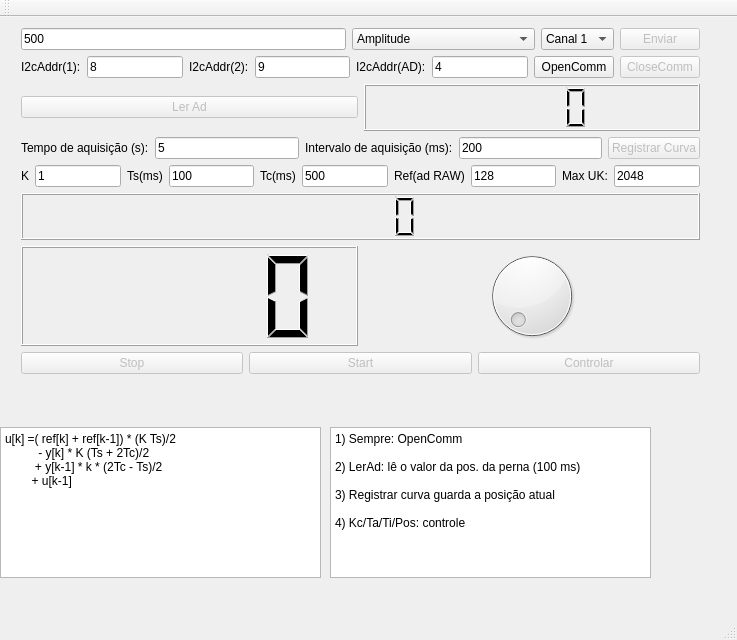
Qt form controlador_qt/src/mainwindow.ui (xtarke/estimulator) before a commit.
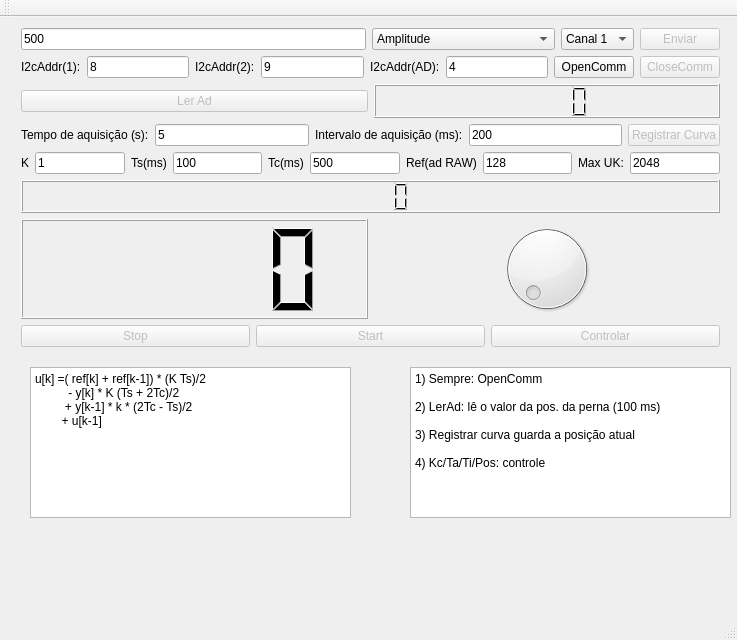
The same form after that commit.

Commit message: Added lcd number

Diff of the .ui file:
```diff
--- a/controlador_qt/src/mainwindow.ui
+++ b/controlador_qt/src/mainwindow.ui
@@ -19,8 +19,8 @@
      <rect>
       <x>10</x>
       <y>0</y>
-      <width>701</width>
-      <height>368</height>
+      <width>721</width>
+      <height>341</height>
      </rect>
     </property>
     <layout class="QVBoxLayout" name="verticalLayout">
@@ -408,8 +408,8 @@
    <widget class="QPlainTextEdit" name="plainTextEdit">
     <property name="geometry">
      <rect>
-      <x>0</x>
-      <y>410</y>
+      <x>30</x>
+      <y>350</y>
       <width>321</width>
       <height>151</height>
      </rect>
@@ -424,8 +424,8 @@
    <widget class="QPlainTextEdit" name="plainTextEdit_2">
     <property name="geometry">
      <rect>
-      <x>330</x>
-      <y>410</y>
+      <x>410</x>
+      <y>350</y>
       <width>321</width>
       <height>151</height>
      </rect>
```
